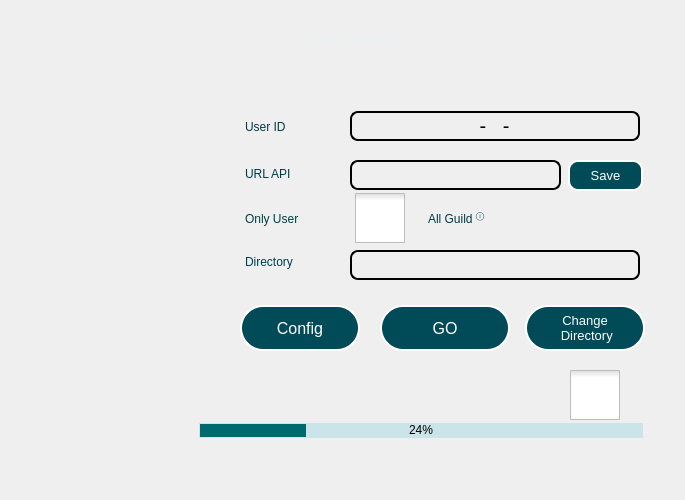
Above: resources/gui2.ui from raxenov0/SWGoh before the change. Below: the same form after it.
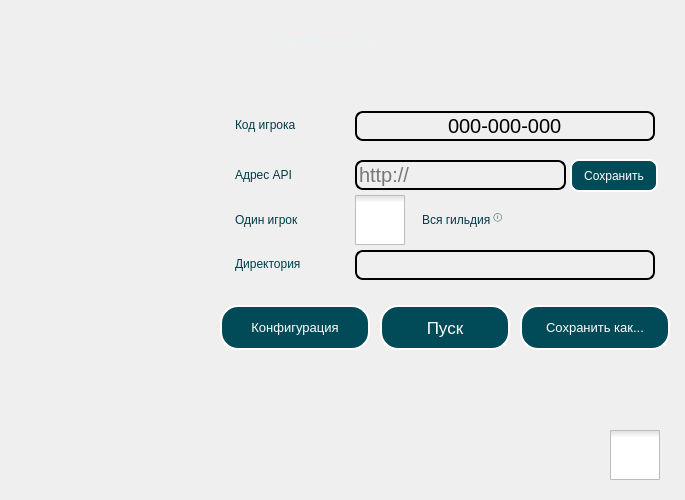
That is the form after the change. Icons and pictures are not drawn.

```diff
--- a/resources/gui2.ui
+++ b/resources/gui2.ui
@@ -40,14 +40,14 @@
       <x>380</x>
       <y>305</y>
       <width>130</width>
-      <height>46</height>
+      <height>45</height>
      </rect>
     </property>
     <property name="font">
      <font>
       <family>Arial</family>
-      <pointsize>12</pointsize>
-      <weight>9</weight>
+      <pointsize>13</pointsize>
+      <weight>50</weight>
       <italic>false</italic>
       <bold>false</bold>
      </font>
@@ -57,26 +57,25 @@
 background: autoFill;
 background-color: rgb(1, 74, 88);
 color: rgb(255, 255, 255);
-font: 75 12pt &quot;Arial&quot;;
 border-style: outset;
 border-width: 2px;
-border-radius: 23px;
+border-radius: 18px;
 }
 QPushButton::pressed {
 	background-color: rgb(97, 164, 173);
 }</string>
     </property>
     <property name="text">
-     <string>GO</string>
+     <string>Пуск</string>
     </property>
    </widget>
    <widget class="QPushButton" name="pushButton_2">
     <property name="geometry">
      <rect>
-      <x>525</x>
+      <x>520</x>
       <y>305</y>
-      <width>120</width>
-      <height>46</height>
+      <width>150</width>
+      <height>45</height>
      </rect>
     </property>
     <property name="font">
@@ -84,6 +83,7 @@
       <family>Arial</family>
       <pointsize>10</pointsize>
       <weight>50</weight>
+      <italic>false</italic>
       <bold>false</bold>
      </font>
     </property>
@@ -93,72 +93,53 @@
 color: rgb(255, 255, 255);
 border-style: outset;
 border-width: 2px;
-border-radius: 23px;</string>
+border-radius: 18px;</string>
     </property>
     <property name="text">
-     <string>Change 
- Directory</string>
-    </property>
-   </widget>
-   <widget class="QProgressBar" name="progressBar">
-    <property name="geometry">
-     <rect>
-      <x>199</x>
-      <y>423</y>
-      <width>444</width>
-      <height>15</height>
-     </rect>
-    </property>
-    <property name="styleSheet">
-     <string notr="true">QProgressBar {
-	border-style: solid;
-	border-width: 1px;
-	border-radius: 23px;
-	background:transparent;
-	background-color: rgb(203, 228, 233);
-	text-align: center;
-}
-
-QProgressBar::chunk  {
-	border-radius: 10px;
-	background-color: rgb(0, 105, 109);
-}
-</string>
-    </property>
-    <property name="value">
-     <number>24</number>
+     <string>Сохранить как...</string>
     </property>
    </widget>
    <widget class="QLineEdit" name="lineEdit">
     <property name="geometry">
      <rect>
-      <x>350</x>
+      <x>355</x>
       <y>111</y>
-      <width>290</width>
+      <width>300</width>
       <height>30</height>
      </rect>
     </property>
     <property name="styleSheet">
-     <string notr="true">border-style: outset;
-border-width: 2px;
-border-radius: 8px;
-border-color: rgb(0, 0, 0);
-background: transparent;
-font-size: 20px;</string>
+     <string notr="true">QLineEdit {	
+	border-style: outset;
+	border-width: 2px;
+	border-radius: 8px;
+	border-color: rgb(0, 0, 0);
+	background: transparent;
+	font-size: 20px;
+}</string>
     </property>
     <property name="inputMask">
      <string>000-000-000</string>
     </property>
+    <property name="text">
+     <string>000-000-000</string>
+    </property>
+    <property name="maxLength">
+     <number>11</number>
+    </property>
     <property name="alignment">
      <set>Qt::AlignCenter</set>
     </property>
+    <property name="placeholderText">
+     <string>000-000-000</string>
+    </property>
    </widget>
    <widget class="QLabel" name="label">
     <property name="geometry">
      <rect>
-      <x>245</x>
-      <y>115</y>
-      <width>67</width>
+      <x>235</x>
+      <y>113</y>
+      <width>101</width>
       <height>23</height>
      </rect>
     </property>
@@ -168,15 +149,15 @@
 color: rgb(0, 59, 70);</string>
     </property>
     <property name="text">
-     <string>User ID</string>
+     <string>Код игрока</string>
     </property>
    </widget>
    <widget class="QLabel" name="label_2">
     <property name="geometry">
      <rect>
-      <x>245</x>
-      <y>207</y>
-      <width>87</width>
+      <x>235</x>
+      <y>208</y>
+      <width>101</width>
       <height>23</height>
      </rect>
     </property>
@@ -186,15 +167,15 @@
 color: rgb(0, 59, 70);</string>
     </property>
     <property name="text">
-     <string>Only User</string>
+     <string>Один игрок</string>
     </property>
    </widget>
    <widget class="QLabel" name="label_3">
     <property name="geometry">
      <rect>
-      <x>428</x>
-      <y>207</y>
-      <width>91</width>
+      <x>422</x>
+      <y>208</y>
+      <width>131</width>
       <height>24</height>
      </rect>
     </property>
@@ -205,20 +186,26 @@
      <string/>
     </property>
     <property name="styleSheet">
-     <string notr="true">background: transparent;
-font: 75 12pt &quot;Arial&quot;;
-color: rgb(0, 59, 70);</string>
+     <string notr="true">QLabel {
+	background: transparent;
+	font: 75 12pt &quot;Arial&quot;;
+	color: rgb(0, 59, 70);
+}
+QToolTip { 
+	background-color: rgb(248,253,253); 
+	color: #003b46; 
+}</string>
     </property>
     <property name="text">
-     <string>&lt;html&gt;&lt;head/&gt;&lt;body&gt;&lt;p&gt;All Guild &lt;span style=&quot; vertical-align:super;&quot;&gt;ⓘ&lt;/span&gt;&lt;/p&gt;&lt;/body&gt;&lt;/html&gt;</string>
+     <string>&lt;html&gt;&lt;head/&gt;&lt;body&gt;&lt;p&gt;Вся гильдия &lt;span style=&quot; vertical-align:super;&quot;&gt;ⓘ&lt;/span&gt;&lt;/p&gt;&lt;/body&gt;&lt;/html&gt;</string>
     </property>
    </widget>
    <widget class="QLabel" name="label_4">
     <property name="geometry">
      <rect>
-      <x>245</x>
-      <y>250</y>
-      <width>80</width>
+      <x>235</x>
+      <y>252</y>
+      <width>111</width>
       <height>23</height>
      </rect>
     </property>
@@ -228,15 +215,15 @@
 background: transparent;</string>
     </property>
     <property name="text">
-     <string>Directory</string>
+     <string>Директория</string>
     </property>
    </widget>
    <widget class="QLabel" name="label_5">
     <property name="geometry">
      <rect>
-      <x>310</x>
+      <x>275</x>
       <y>20</y>
-      <width>321</width>
+      <width>381</width>
       <height>41</height>
      </rect>
     </property>
@@ -246,15 +233,18 @@
 background:transparent;</string>
     </property>
     <property name="text">
-     <string>GUILD HELPER</string>
+     <string>Игровой ассистент</string>
     </property>
    </widget>
    <widget class="QLineEdit" name="lineEdit_2">
+    <property name="enabled">
+     <bool>false</bool>
+    </property>
     <property name="geometry">
      <rect>
-      <x>350</x>
+      <x>355</x>
       <y>250</y>
-      <width>290</width>
+      <width>300</width>
       <height>30</height>
      </rect>
     </property>
@@ -268,13 +258,10 @@
     </property>
    </widget>
    <widget class="QCheckBox" name="checkBox">
-    <property name="enabled">
-     <bool>true</bool>
-    </property>
     <property name="geometry">
      <rect>
       <x>355</x>
-      <y>193</y>
+      <y>195</y>
       <width>57</width>
       <height>50</height>
      </rect>
@@ -296,24 +283,12 @@
     <property name="text">
      <string/>
     </property>
-    <property name="checkable">
-     <bool>true</bool>
-    </property>
-    <property name="checked">
-     <bool>false</bool>
-    </property>
-    <property name="tristate">
-     <bool>false</bool>
-    </property>
    </widget>
    <widget class="QCheckBox" name="checkBox_2">
-    <property name="enabled">
-     <bool>true</bool>
-    </property>
     <property name="geometry">
      <rect>
-      <x>570</x>
-      <y>370</y>
+      <x>610</x>
+      <y>430</y>
       <width>57</width>
       <height>51</height>
      </rect>
@@ -336,16 +311,13 @@
     <property name="text">
      <string/>
     </property>
-    <property name="checked">
-     <bool>false</bool>
-    </property>
    </widget>
    <widget class="QLabel" name="label_6">
     <property name="geometry">
      <rect>
-      <x>245</x>
-      <y>162</y>
-      <width>80</width>
+      <x>235</x>
+      <y>163</y>
+      <width>101</width>
       <height>23</height>
      </rect>
     </property>
@@ -355,13 +327,13 @@
 color: rgb(0, 59, 70);</string>
     </property>
     <property name="text">
-     <string>URL API</string>
+     <string>Адрес API</string>
     </property>
    </widget>
    <widget class="QLineEdit" name="lineEdit_3">
     <property name="geometry">
      <rect>
-      <x>350</x>
+      <x>355</x>
       <y>160</y>
       <width>211</width>
       <height>30</height>
@@ -375,21 +347,24 @@
 background: transparent;
 font-size: 20px;</string>
     </property>
+    <property name="placeholderText">
+     <string>http://</string>
+    </property>
    </widget>
    <widget class="QPushButton" name="pushButton_3">
     <property name="geometry">
      <rect>
-      <x>240</x>
+      <x>220</x>
       <y>305</y>
-      <width>120</width>
-      <height>46</height>
+      <width>150</width>
+      <height>45</height>
      </rect>
     </property>
     <property name="font">
      <font>
       <family>Arial</family>
-      <pointsize>12</pointsize>
-      <weight>9</weight>
+      <pointsize>10</pointsize>
+      <weight>50</weight>
       <italic>false</italic>
       <bold>false</bold>
      </font>
@@ -399,72 +374,55 @@
 background: autoFill;
 background-color: rgb(1, 74, 88);
 color: rgb(255, 255, 255);
-font: 75 12pt &quot;Arial&quot;;
 border-style: outset;
 border-width: 2px;
-border-radius: 23px;
+border-radius: 18px;
 }
 QPushButton::pressed {
 	background-color: rgb(97, 164, 173);
 }</string>
     </property>
     <property name="text">
-     <string>Config</string>
+     <string>Конфигурация</string>
     </property>
    </widget>
    <widget class="QPushButton" name="pushButton_4">
     <property name="geometry">
      <rect>
-      <x>568</x>
-      <y>160</y>
-      <width>75</width>
-      <height>31</height>
+      <x>570</x>
+      <y>159</y>
+      <width>88</width>
+      <height>33</height>
      </rect>
     </property>
     <property name="font">
      <font>
       <family>Arial</family>
-      <pointsize>10</pointsize>
-      <weight>9</weight>
+      <pointsize>9</pointsize>
+      <weight>50</weight>
       <italic>false</italic>
       <bold>false</bold>
      </font>
     </property>
-    <property name="statusTip">
-     <string/>
-    </property>
-    <property name="layoutDirection">
-     <enum>Qt::LeftToRight</enum>
-    </property>
     <property name="styleSheet">
      <string notr="true">QPushButton {
 background: autoFill;
 background-color: rgb(1, 74, 88);
 color: rgb(255, 255, 255);
-font: 75 10pt &quot;Arial&quot;;
 border-style: outset;
 border-width: 2px;
-border-radius: 10px;
+border-radius: 9px;
 }
 QPushButton::pressed {
 	background-color: rgb(97, 164, 173);
 }</string>
     </property>
     <property name="text">
-     <string>Save</string>
-    </property>
-    <property name="checkable">
-     <bool>false</bool>
+     <string>Сохранить</string>
     </property>
     <property name="checked">
      <bool>false</bool>
     </property>
-    <property name="autoDefault">
-     <bool>false</bool>
-    </property>
-    <property name="flat">
-     <bool>false</bool>
-    </property>
    </widget>
   </widget>
  </widget>
```
Left out of the diff: 7 changed lines with no effect on the pictures.
